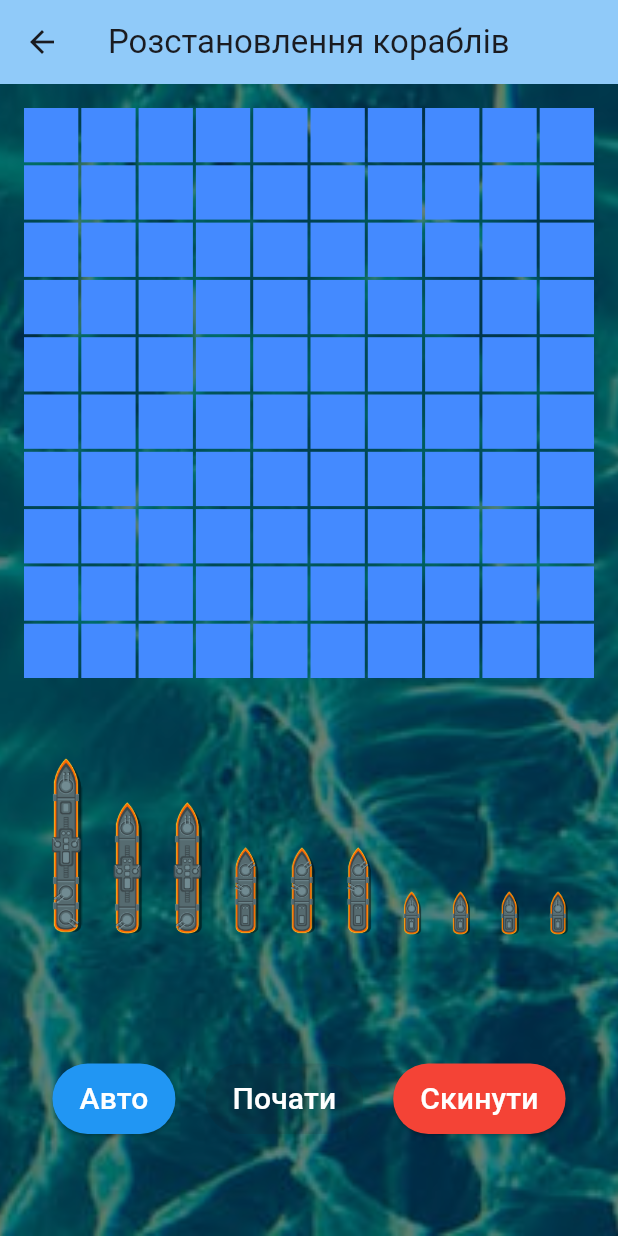
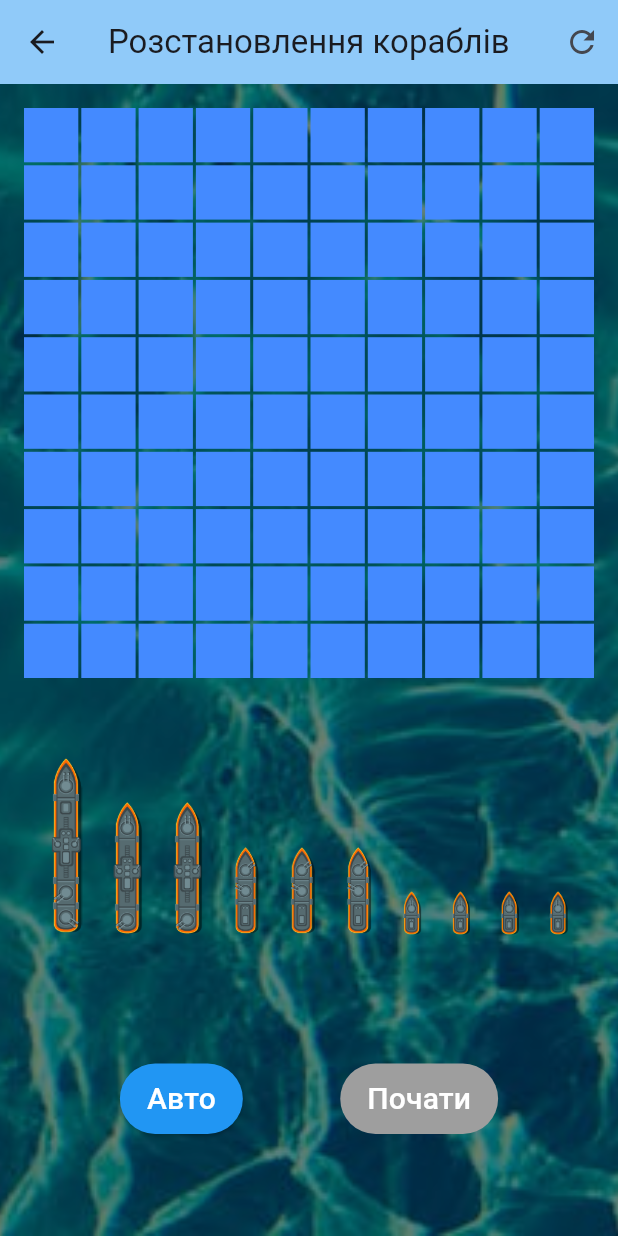
Before and after one commit to Towikk01/test_warships, a Flutter app: the screen it shows after launch, after a tap on "Грати", on a phone screen of 412 x 824 dp. Run offline on Flutter 3.47's test engine with Material 3 defaults, Android fonts, the phone set to English and light mode, and no system bars; our stand-ins replace flutter_riverpod.

Commit message:
second commit

```diff
--- a/lib/core/features/widgets/button.dart
+++ b/lib/core/features/widgets/button.dart
@@ -17,6 +17,7 @@ class Button extends StatelessWidget {
     return ElevatedButton(
       onPressed: onPressed,
       style: ElevatedButton.styleFrom(
+        disabledBackgroundColor: Colors.grey,
         backgroundColor: color,
         padding:
             EdgeInsets.symmetric(horizontal: padding, vertical: padding / 2),
--- a/lib/core/features/widgets/ship_widget.dart
+++ b/lib/core/features/widgets/ship_widget.dart
@@ -15,7 +15,7 @@ class ShipWidget extends StatelessWidget {
         child: Transform.rotate(
           angle: !ship.isHorizontal
               ? 0
-              : 3.14159 / 2, // Rotate 90 degrees if vertical
+              : -(3.14159 / 2), // Rotate 90 degrees if vertical
           child: Image.asset(
             'assets/ship-${ship.size}.png',
             fit: BoxFit.cover, // Makes the image fill the container
--- a/lib/core/viewmodels/game_viewmodel.dart
+++ b/lib/core/viewmodels/game_viewmodel.dart
@@ -19,6 +19,26 @@ class GameViewModel extends ChangeNotifier {
 
   List<List<int>> board = List.generate(10, (_) => List.filled(10, 0));
 
+  final List<Ship> placedShips = [];
+
+  int _highlightedCell = -1;
+
+  void setHighlightedCell(int cellIndex) {
+    _highlightedCell = cellIndex;
+    notifyListeners();
+  }
+
+  Ship? findShipByPosition(int x, int y) {
+    for (final ship in ships) {
+      if (ship.positions.contains(x * 10 + y)) {
+        return ship;
+      }
+    }
+    return null;
+  }
+
+  int get highlightedCell => _highlightedCell;
+
   void autoPlaceShips() {
     clearBoard();
     final random = Random();
@@ -39,6 +59,7 @@ class GameViewModel extends ChangeNotifier {
   }
 
   void removeShip(Ship ship) {
+    if (ship.positions.isEmpty) return;
     for (int i = 0; i < ship.size; i++) {
       final x = ship.positions[i] ~/ 10;
       final y = ship.positions[i] % 10;
--- a/lib/core/views/game_screen.dart
+++ b/lib/core/views/game_screen.dart
@@ -16,13 +16,20 @@ class GameScreen extends ConsumerWidget {
     return Scaffold(
       appBar: AppBar(
         title: const Text('Розстановлення кораблів'),
+        actions: [
+          IconButton(
+            onPressed: viewModelNotifier.clearBoard,
+            icon: const Icon(Icons.refresh),
           ),
-        body: Stack(children: [
+        ],
+      ),
+      body: Stack(
+        children: [
           Positioned.fill(
             child: ColorFiltered(
               colorFilter: ColorFilter.mode(
-                Colors.black.withOpacity(0.5), // Adjust darkness here
-                BlendMode.darken, // Applies the black overlay
+                Colors.black.withOpacity(0.5),
+                BlendMode.darken,
               ),
               child: Image.asset(
                 'assets/water.jpeg',
@@ -35,6 +42,7 @@ class GameScreen extends ConsumerWidget {
             child: Column(
               mainAxisAlignment: MainAxisAlignment.spaceBetween,
               children: [
+                // Game Board
                 SizedBox(
                   height: 400,
                   child: GridView.builder(
@@ -48,28 +56,82 @@ class GameScreen extends ConsumerWidget {
                     itemBuilder: (context, index) {
                       final x = index ~/ 10;
                       final y = index % 10;
+                      final shipOnCell = viewModel.findShipByPosition(x, y);
+                      final shipPart = shipOnCell != null
+                          ? shipOnCell.positions.indexOf(x * 10 + y) + 1
+                          : 0;
+
                       return DragTarget<Ship>(
-                        onAcceptWithDetails: (details) {
-                          final ship = details.data;
+                        onAcceptWithDetails: (ship) {
+                          viewModelNotifier.removeShip(ship.data);
+
                           if (viewModelNotifier.canPlaceShip(
-                              ship, x, y, ship.isHorizontal)) {
+                              ship.data, x, y, ship.data.isHorizontal)) {
                             viewModelNotifier.placeShip(
-                                ship, x, y, ship.isHorizontal);
+                                ship.data, x, y, ship.data.isHorizontal);
                           }
                         },
                         builder: (context, candidateData, rejectedData) {
                           final isOccupied = viewModel.board[x][y] != 0;
-                          final ship = viewModel.ships.firstWhere(
-                              (ship) => ship.positions.contains(x * 10 + y),
-                              orElse: () => Ship(size: 0));
+                          final isValidDrop = candidateData.isNotEmpty &&
+                              (candidateData.first!.positions.isNotEmpty &&
+                                      candidateData.first?.positions[0] ==
+                                          shipOnCell?.positions[0] ||
+                                  viewModelNotifier.canPlaceShip(
+                                      candidateData.first!,
+                                      x,
+                                      y,
+                                      candidateData.first!.isHorizontal));
                           return GestureDetector(
-                            onTap: () {
-                              viewModelNotifier.rotateShip(ship);
+                            onLongPress: shipOnCell != null
+                                ? () {
+                                    viewModelNotifier.rotateShip(shipOnCell);
+                                  }
+                                : null,
+                            child: Draggable<Ship>(
+                              data: shipOnCell,
+                              onDraggableCanceled: (_, __) {
+                                shipOnCell?.isHorizontal = false;
+                                viewModelNotifier.removeShip(shipOnCell!);
                               },
+                              feedback: Material(
+                                color: Colors.transparent,
+                                child: shipOnCell != null
+                                    ? ShipWidget(ship: shipOnCell)
+                                    : const SizedBox.shrink(),
+                              ),
+                              childWhenDragging: shipOnCell != null
+                                  ? Container(
+                                      color: Colors.red,
+                                      child: Transform.rotate(
+                                          angle: !shipOnCell.isHorizontal
+                                              ? 0
+                                              : -(3.14159 / 2),
+                                          child: Image.asset(
+                                              'assets/${shipOnCell.size}-$shipPart.png')),
+                                    )
+                                  : Container(color: Colors.blueAccent),
                               child: Container(
-                              margin: const EdgeInsets.all(1),
-                              color:
-                                  !isOccupied ? Colors.blueAccent : Colors.red,
+                                margin:
+                                    EdgeInsets.all(shipOnCell == null ? 1 : 0),
+                                decoration: BoxDecoration(
+                                  color: isOccupied
+                                      ? Colors.red
+                                      : Colors.blueAccent,
+                                  border: isValidDrop
+                                      ? Border.all(
+                                          color: Colors.green, width: 2)
+                                      : null,
+                                ),
+                                child: shipOnCell != null
+                                    ? Transform.rotate(
+                                        angle: !shipOnCell.isHorizontal
+                                            ? 0
+                                            : -(3.14159 / 2),
+                                        child: Image.asset(
+                                            'assets/${shipOnCell.size}-$shipPart.png'))
+                                    : null,
+                              ),
                             ),
                           );
                         },
@@ -77,6 +139,7 @@ class GameScreen extends ConsumerWidget {
                     },
                   ),
                 ),
+                // Ship Selection Area
                 SizedBox(
                   height: 120,
                   child: Row(
@@ -95,17 +158,13 @@ class GameScreen extends ConsumerWidget {
                           opacity: 0.5,
                           child: ShipWidget(ship: ship),
                         ),
-                        child: GestureDetector(
-                          onDoubleTap: () {},
                         child: ShipWidget(ship: ship),
-                        ),
                       );
                     }).toList(),
                   ),
                 ),
-                const SizedBox(
-                  height: 20,
-                ),
+                const SizedBox(height: 20),
+                // Control Buttons
                 Row(
                   mainAxisAlignment: MainAxisAlignment.spaceEvenly,
                   children: [
@@ -118,25 +177,17 @@ class GameScreen extends ConsumerWidget {
                     Button(
                       onPressed: viewModel.areAllShipsPlaced ? () {} : null,
                       text: 'Почати',
-                      color: viewModel.areAllShipsPlaced
-                          ? Colors.greenAccent
-                          : Colors.black,
+                      color: Colors.greenAccent,
                       padding: 18,
-                    ),
-                    Button(
-                      onPressed: viewModelNotifier.clearBoard,
-                      color: Colors.red,
-                      padding: 18,
-                      text: 'Скинути',
                     ),
                   ],
                 ),
-                const SizedBox(
-                  height: 20,
-                )
+                const SizedBox(height: 20),
               ],
             ),
           ),
-        ]));
+        ],
+      ),
+    );
   }
 }
```
Also changed, not shown: assets/1-1.png (added), assets/2-1.png (added), assets/2-2.png (added), assets/3-1.png (added), assets/3-2.png (added), assets/3-3.png (added), assets/4-1.png (added), assets/4-2.png (added), assets/4-3.png (added), assets/4-4.png (added), 1 other file. Lines whose indentation alone changed are shown as unchanged.
